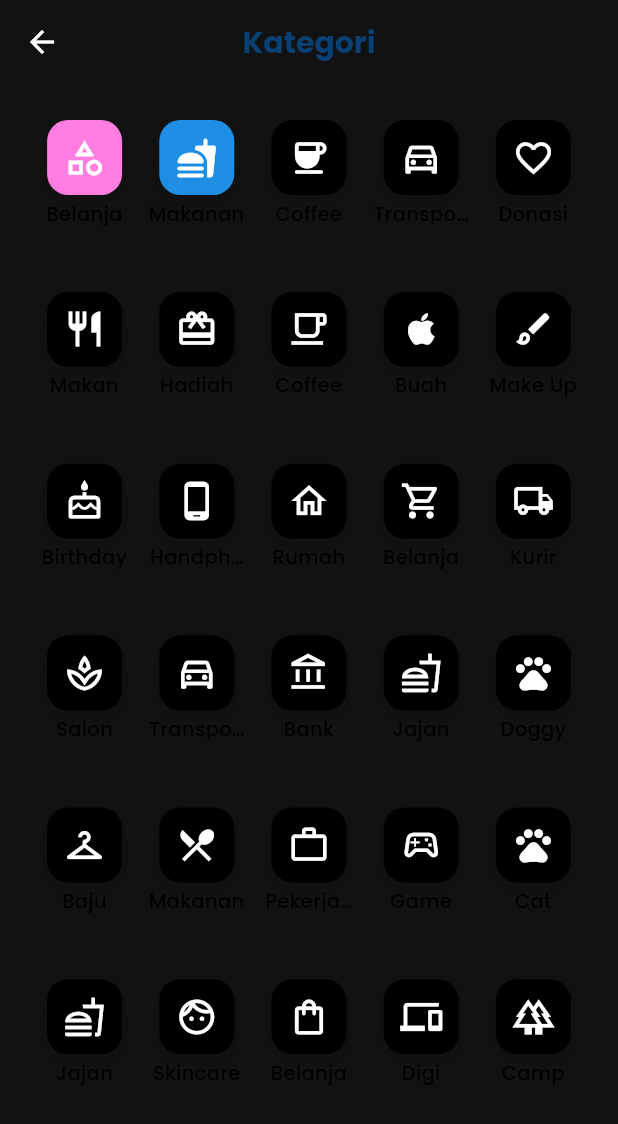
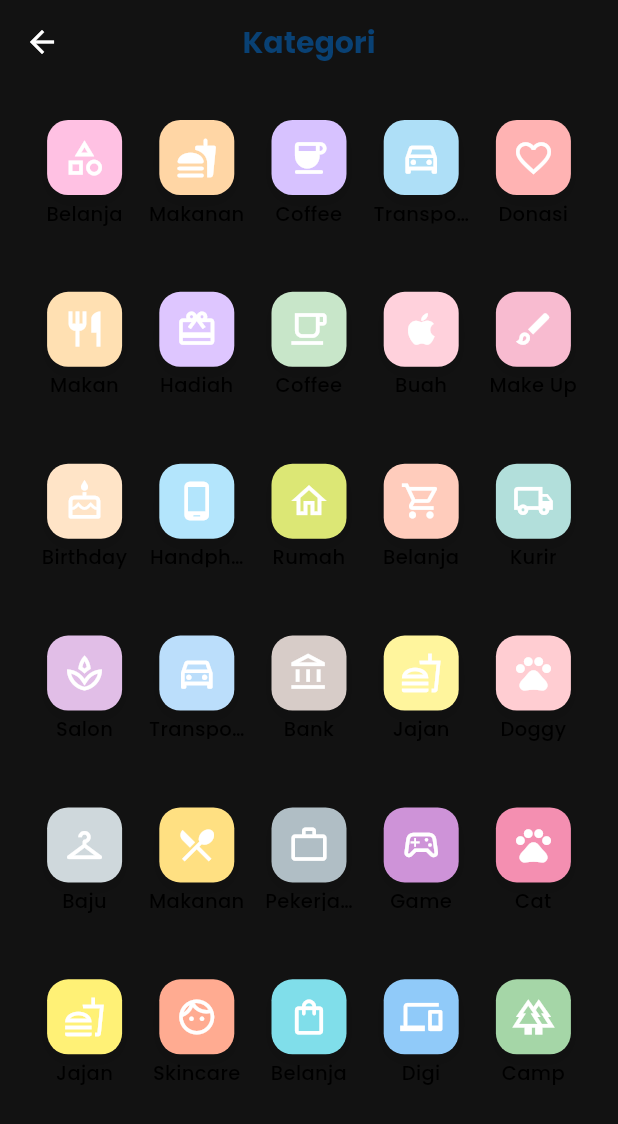
Before and after one commit to rishadzkia/project-myBudget-flutter-risha-2025-250458302062, a Flutter app: the CategoryPage screen opened directly, on a phone screen of 412 x 824 dp. Shown: the top 1124 px of the screen. Run offline on Flutter 3.47's test engine with Material 3 defaults, Android fonts, the phone set to English and light mode, and no system bars; our stand-ins replace bloc, dartz, flutter_bloc, freezed_annotation, google_fonts, shared_preferences; accounts and stored records are empty.

Commit message:
coloring category

```diff
--- a/lib/presentation/page/utama/kategori_page.dart
+++ b/lib/presentation/page/utama/kategori_page.dart
@@ -11,157 +11,157 @@ class CategoryPage extends StatelessWidget {
     CategoryData(
       icon: Icons.category_outlined,
       label: 'Belanja',
-      color: Color(0xFFFF7EDF),
+      color: Color(0xFFFFC1E3), // pastel pink
     ),
     CategoryData(
       icon: Icons.fastfood_rounded,
       label: 'Makanan',
-      color: Color(0xFF1F8FE5),
+      color: Color(0xFFFFD6A5), // pastel orange
     ),
     CategoryData(
       icon: Icons.coffee_rounded,
       label: 'Coffee',
-      color: Colors.black,
+      color: Color(0xFFD7C2FF), // pastel purple
     ),
     CategoryData(
       icon: Icons.directions_car_outlined,
       label: 'Transportasi',
-      color: Colors.black,
+      color: Color(0xFFAEDFF7), // pastel blue
     ),
     CategoryData(
       icon: Icons.favorite_outline,
       label: 'Donasi',
-      color: Colors.black,
+      color: Color(0xFFFFB3B3), // pastel red
     ),
 
     CategoryData(
       icon: Icons.restaurant_outlined,
       label: 'Makan',
-      color: Colors.black,
+      color: Color(0xFFFFE0B2), // pastel peach
     ),
     CategoryData(
       icon: Icons.card_giftcard_outlined,
       label: 'Hadiah',
-      color: Colors.black,
+      color: Color(0xFFDEC6FF), // pastel lavender
     ),
     CategoryData(
       icon: Icons.local_cafe_outlined,
       label: 'Coffee',
-      color: Colors.black,
+      color: Color(0xFFC8E6C9), // pastel green
     ),
     CategoryData(
       icon: Icons.apple,
       label: 'Buah',
-      color: Colors.black,
+      color: Color(0xFFFFD1DC), // pastel rose
     ),
     CategoryData(
       icon: Icons.brush_outlined,
       label: 'Make Up',
-      color: Colors.black,
+      color: Color(0xFFF8BBD0), // pastel pink soft
     ),
 
     CategoryData(
       icon: Icons.cake_outlined,
       label: 'Birthday',
-      color: Colors.black,
+      color: Color(0xFFFFE4C7), // pastel cream
     ),
     CategoryData(
       icon: Icons.phone_android_outlined,
       label: 'Handphone',
-      color: Colors.black,
+      color: Color(0xFFB3E5FC), // pastel sky blue
     ),
     CategoryData(
       icon: Icons.home_outlined,
       label: 'Rumah',
-      color: Colors.black,
+      color: Color(0xFFDCE775), // pastel lime
     ),
     CategoryData(
       icon: Icons.shopping_cart_outlined,
       label: 'Belanja',
-      color: Colors.black,
+      color: Color(0xFFFFCCBC), // pastel coral
     ),
     CategoryData(
       icon: Icons.local_shipping_outlined,
       label: 'Kurir',
-      color: Colors.black,
+      color: Color(0xFFB2DFDB), // pastel teal
     ),
 
     CategoryData(
       icon: Icons.spa_outlined,
       label: 'Salon',
-      color: Colors.black,
+      color: Color(0xFFE1BEE7), // pastel violet
     ),
     CategoryData(
       icon: Icons.directions_car_outlined,
       label: 'Transportasi',
-      color: Colors.black,
+      color: Color(0xFFBBDEFB), // pastel blue 2
     ),
     CategoryData(
       icon: Icons.account_balance_outlined,
       label: 'Bank',
-      color: Colors.black,
+      color: Color(0xFFD7CCC8), // pastel brown
     ),
     CategoryData(
       icon: Icons.fastfood_outlined,
       label: 'Jajan',
-      color: Colors.black,
+      color: Color(0xFFFFF59D), // pastel yellow
     ),
     CategoryData(
       icon: Icons.pets_outlined,
       label: 'Doggy',
-      color: Colors.black,
+      color: Color(0xFFFFCDD2), // pastel soft red
     ),
 
     CategoryData(
       icon: Icons.checkroom_outlined,
       label: 'Baju',
-      color: Colors.black,
+      color: Color(0xFFCFD8DC), // pastel grey-blue
     ),
     CategoryData(
       icon: Icons.restaurant_menu_outlined,
       label: 'Makanan',
-      color: Colors.black,
+      color: Color(0xFFFFE082), // pastel golden
     ),
     CategoryData(
       icon: Icons.work_outline,
       label: 'Pekerjaan',
-      color: Colors.black,
+      color: Color(0xFFB0BEC5), // pastel slate
     ),
     CategoryData(
       icon: Icons.sports_esports_outlined,
       label: 'Game',
-      color: Colors.black,
+      color: Color(0xFFCE93D8), // pastel purple soft
     ),
     CategoryData(
       icon: Icons.pets_outlined,
       label: 'Cat',
-      color: Colors.black,
+      color: Color(0xFFF48FB1), // pastel pink cat
     ),
 
     CategoryData(
       icon: Icons.fastfood_outlined,
       label: 'Jajan',
-      color: Colors.black,
+      color: Color(0xFFFFF176), // pastel yellow 2
     ),
     CategoryData(
       icon: Icons.face_outlined,
       label: 'Skincare',
-      color: Colors.black,
+      color: Color(0xFFFFAB91), // pastel peach skin
     ),
     CategoryData(
       icon: Icons.shopping_bag_outlined,
       label: 'Belanja',
-      color: Colors.black,
+      color: Color(0xFF80DEEA), // pastel cyan
     ),
     CategoryData(
       icon: Icons.devices_outlined,
       label: 'Digi',
-      color: Colors.black,
+      color: Color(0xFF90CAF9), // pastel tech blue
     ),
     CategoryData(
       icon: Icons.forest_outlined,
       label: 'Camp',
-      color: Colors.black,
+      color: Color(0xFFA5D6A7), // pastel forest green
     ),
   ];
 
```
